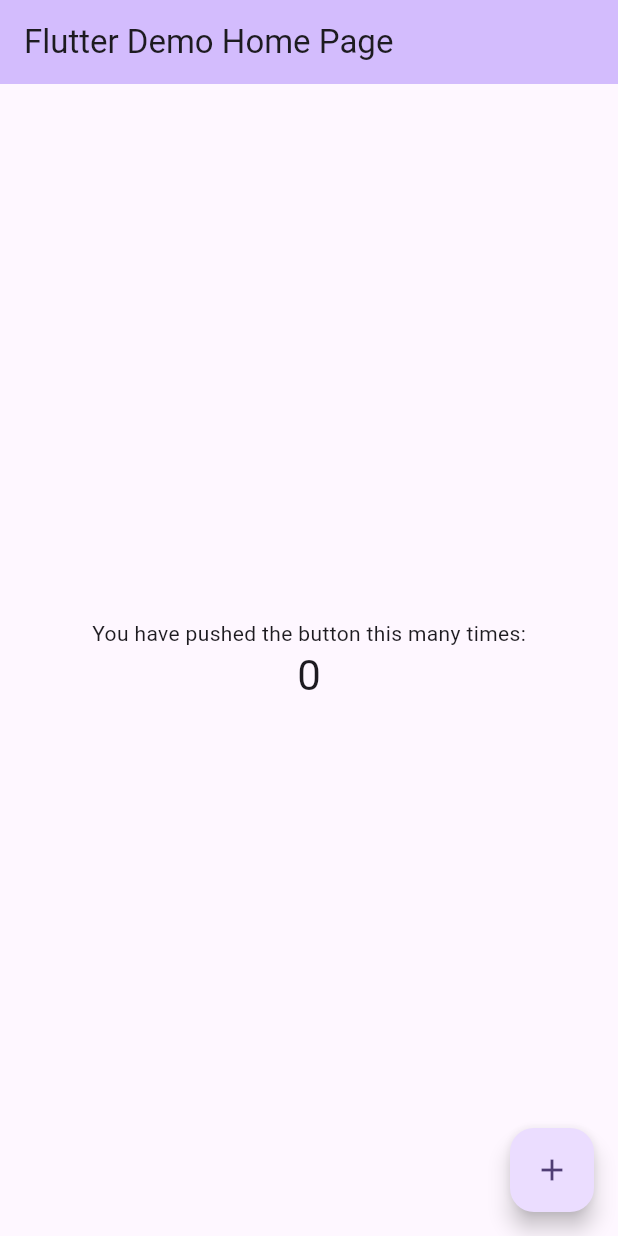
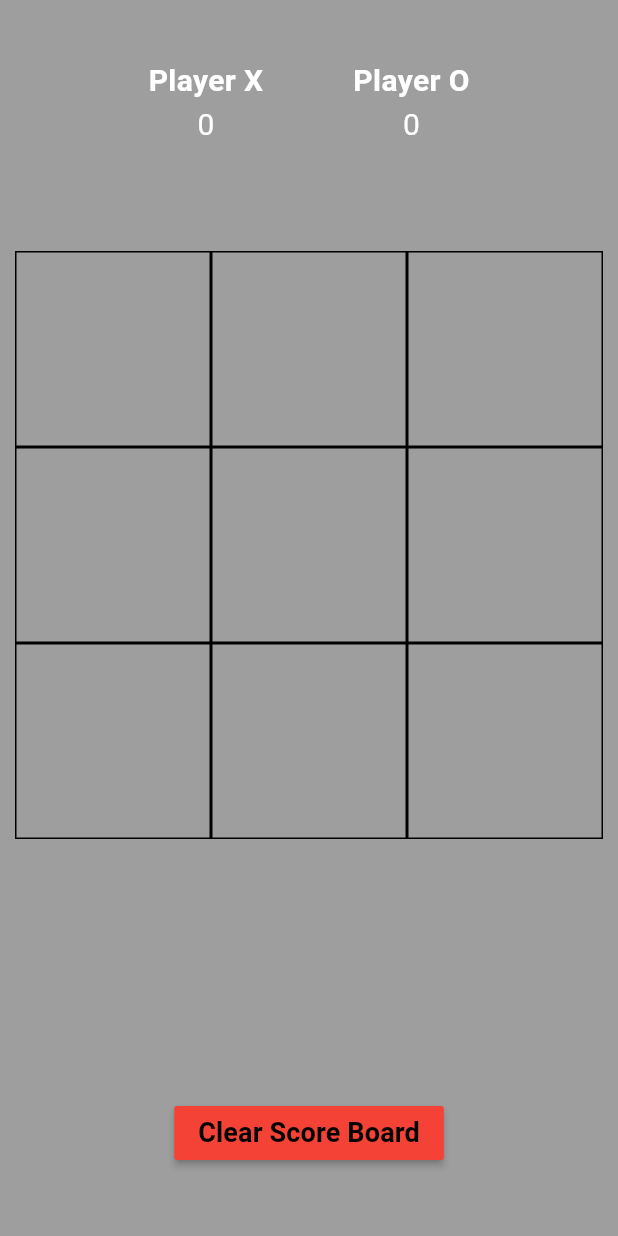
Before and after one commit to AhmedAElghareeb/Tic-Tac-Toe, a Flutter app: the screen it shows after launch, on a phone screen of 412 x 824 dp. Run offline on Flutter 3.47's test engine with Material 3 defaults, Android fonts, the phone set to English and light mode, and no system bars.

Commit message:
Game Done

```diff
--- /dev/null
+++ b/lib/design/upper_title.dart
@@ -0,0 +1,59 @@
+import 'package:flutter/material.dart';
+
+class UpperTitle extends StatelessWidget {
+  const UpperTitle({
+    super.key,
+    required this.xScore,
+    required this.oScore,
+  });
+
+  final int xScore;
+  final int oScore;
+
+  @override
+  Widget build(BuildContext context) {
+    return Expanded(
+      child: Row(
+        mainAxisAlignment: MainAxisAlignment.center,
+        children: [
+          Padding(
+            padding: const EdgeInsets.all(30.0),
+            child: Column(
+              mainAxisAlignment: MainAxisAlignment.center,
+              children: [
+                const Text(
+                  'Player X',
+                  style: TextStyle(
+                      fontSize: 20,
+                      fontWeight: FontWeight.bold,
+                      color: Colors.white),
+                ),
+                Text(
+                  xScore.toString(),
+                  style: const TextStyle(fontSize: 20, color: Colors.white),
+                ),
+              ],
+            ),
+          ),
+          Padding(
+            padding: const EdgeInsets.all(30.0),
+            child: Column(
+              mainAxisAlignment: MainAxisAlignment.center,
+              children: [
+                const Text('Player O',
+                    style: TextStyle(
+                        fontSize: 20,
+                        fontWeight: FontWeight.bold,
+                        color: Colors.white)),
+                Text(
+                  oScore.toString(),
+                  style: const TextStyle(fontSize: 20, color: Colors.white),
+                ),
+              ],
+            ),
+          ),
+        ],
+      ),
+    );
+  }
+}
--- a/lib/main.dart
+++ b/lib/main.dart
@@ -1,125 +1,19 @@
 import 'package:flutter/material.dart';
 
-void main() {
-  runApp(const MyApp());
-}
+import 'views/home.dart';
+
+void main() => runApp(
+      const MyApp(),
+    );
 
 class MyApp extends StatelessWidget {
   const MyApp({super.key});
 
-  // This widget is the root of your application.
   @override
   Widget build(BuildContext context) {
     return MaterialApp(
-      title: 'Flutter Demo',
-      theme: ThemeData(
-        // This is the theme of your application.
-        //
-        // TRY THIS: Try running your application with "flutter run". You'll see
-        // the application has a purple toolbar. Then, without quitting the app,
-        // try changing the seedColor in the colorScheme below to Colors.green
-        // and then invoke "hot reload" (save your changes or press the "hot
-        // reload" button in a Flutter-supported IDE, or press "r" if you used
-        // the command line to start the app).
-        //
-        // Notice that the counter didn't reset back to zero; the application
-        // state is not lost during the reload. To reset the state, use hot
-        // restart instead.
-        //
-        // This works for code too, not just values: Most code changes can be
-        // tested with just a hot reload.
-        colorScheme: ColorScheme.fromSeed(seedColor: Colors.deepPurple),
-        useMaterial3: true,
-      ),
-      home: const MyHomePage(title: 'Flutter Demo Home Page'),
+      debugShowCheckedModeBanner: false,
+      home: HomeView(),
     );
   }
 }
-
-class MyHomePage extends StatefulWidget {
-  const MyHomePage({super.key, required this.title});
-
-  // This widget is the home page of your application. It is stateful, meaning
-  // that it has a State object (defined below) that contains fields that affect
-  // how it looks.
-
-  // This class is the configuration for the state. It holds the values (in this
-  // case the title) provided by the parent (in this case the App widget) and
-  // used by the build method of the State. Fields in a Widget subclass are
-  // always marked "final".
-
-  final String title;
-
-  @override
-  State<MyHomePage> createState() => _MyHomePageState();
-}
-
-class _MyHomePageState extends State<MyHomePage> {
-  int _counter = 0;
-
-  void _incrementCounter() {
-    setState(() {
-      // This call to setState tells the Flutter framework that something has
-      // changed in this State, which causes it to rerun the build method below
-      // so that the display can reflect the updated values. If we changed
-      // _counter without calling setState(), then the build method would not be
-      // called again, and so nothing would appear to happen.
-      _counter++;
-    });
-  }
-
-  @override
-  Widget build(BuildContext context) {
-    // This method is rerun every time setState is called, for instance as done
-    // by the _incrementCounter method above.
-    //
-    // The Flutter framework has been optimized to make rerunning build methods
-    // fast, so that you can just rebuild anything that needs updating rather
-    // than having to individually change instances of widgets.
-    return Scaffold(
-      appBar: AppBar(
-        // TRY THIS: Try changing the color here to a specific color (to
-        // Colors.amber, perhaps?) and trigger a hot reload to see the AppBar
-        // change color while the other colors stay the same.
-        backgroundColor: Theme.of(context).colorScheme.inversePrimary,
-        // Here we take the value from the MyHomePage object that was created by
-        // the App.build method, and use it to set our appbar title.
-        title: Text(widget.title),
-      ),
-      body: Center(
-        // Center is a layout widget. It takes a single child and positions it
-        // in the middle of the parent.
-        child: Column(
-          // Column is also a layout widget. It takes a list of children and
-          // arranges them vertically. By default, it sizes itself to fit its
-          // children horizontally, and tries to be as tall as its parent.
-          //
-          // Column has various properties to control how it sizes itself and
-          // how it positions its children. Here we use mainAxisAlignment to
-          // center the children vertically; the main axis here is the vertical
-          // axis because Columns are vertical (the cross axis would be
-          // horizontal).
-          //
-          // TRY THIS: Invoke "debug painting" (choose the "Toggle Debug Paint"
-          // action in the IDE, or press "p" in the console), to see the
-          // wireframe for each widget.
-          mainAxisAlignment: MainAxisAlignment.center,
-          children: <Widget>[
-            const Text(
-              'You have pushed the button this many times:',
-            ),
-            Text(
-              '$_counter',
-              style: Theme.of(context).textTheme.headlineMedium,
-            ),
-          ],
-        ),
-      ),
-      floatingActionButton: FloatingActionButton(
-        onPressed: _incrementCounter,
-        tooltip: 'Increment',
-        child: const Icon(Icons.add),
-      ), // This trailing comma makes auto-formatting nicer for build methods.
-    );
-  }
-}
--- /dev/null
+++ b/lib/views/home.dart
@@ -0,0 +1,238 @@
+import 'package:flutter/material.dart';
+
+import '../design/upper_title.dart';
+
+class HomeView extends StatefulWidget {
+  const HomeView({super.key});
+
+  @override
+  HomeViewState createState() => HomeViewState();
+}
+
+class HomeViewState extends State<HomeView> {
+  bool oTurn = true;
+
+  List<String> displayElement = [
+    '',
+    '',
+    '',
+    '',
+    '',
+    '',
+    '',
+    '',
+    '',
+  ];
+  int oScore = 0;
+  int xScore = 0;
+  int filledBoxes = 0;
+
+  @override
+  Widget build(BuildContext context) {
+    return Scaffold(
+      backgroundColor: Colors.grey,
+      body: Column(
+        children: [
+          UpperTitle(
+            xScore: xScore,
+            oScore: oScore,
+          ),
+          Expanded(
+            flex: 4,
+            child: GridView.builder(
+                itemCount: 9,
+                padding: const EdgeInsetsDirectional.symmetric(
+                  horizontal: 10,
+                  vertical: 30,
+                ),
+                gridDelegate: const SliverGridDelegateWithFixedCrossAxisCount(
+                  crossAxisCount: 3,
+                ),
+                itemBuilder: (BuildContext context, int index) {
+                  return GestureDetector(
+                    onTap: () {
+                      tapped(index);
+                    },
+                    child: Container(
+                      decoration: BoxDecoration(
+                        border: Border.all(
+                          color: Colors.black,
+                        ),
+                      ),
+                      child: Center(
+                        child: Text(
+                          displayElement[index],
+                          style: const TextStyle(
+                            color: Colors.white,
+                            fontSize: 35,
+                          ),
+                        ),
+                      ),
+                    ),
+                  );
+                }),
+          ),
+          Expanded(
+            child: Row(
+              mainAxisAlignment: MainAxisAlignment.center,
+              children: [
+                MaterialButton(
+                  color: Colors.red,
+                  textColor: Colors.black,
+                  onPressed: clearScoreBoard,
+                  child: const Text(
+                    "Clear Score Board",
+                    style: TextStyle(
+                      fontSize: 18,
+                      fontWeight: FontWeight.bold,
+                    ),
+                  ),
+                ),
+              ],
+            ),
+          ),
+        ],
+      ),
+    );
+  }
+
+  void tapped(int index) {
+    setState(() {
+      if (oTurn && displayElement[index] == '') {
+        displayElement[index] = 'O';
+        filledBoxes++;
+      } else if (!oTurn && displayElement[index] == '') {
+        displayElement[index] = 'X';
+        filledBoxes++;
+      }
+
+      oTurn = !oTurn;
+      checkWinner();
+    });
+  }
+
+  void checkWinner() {
+    // Checking rows
+    if (displayElement[0] == displayElement[1] &&
+        displayElement[0] == displayElement[2] &&
+        displayElement[0] != '') {
+      showWinDialog(displayElement[0]);
+    }
+    if (displayElement[3] == displayElement[4] &&
+        displayElement[3] == displayElement[5] &&
+        displayElement[3] != '') {
+      showWinDialog(displayElement[3]);
+    }
+    if (displayElement[6] == displayElement[7] &&
+        displayElement[6] == displayElement[8] &&
+        displayElement[6] != '') {
+      showWinDialog(displayElement[6]);
+    }
+
+    // Checking Column
+    if (displayElement[0] == displayElement[3] &&
+        displayElement[0] == displayElement[6] &&
+        displayElement[0] != '') {
+      showWinDialog(displayElement[0]);
+    }
+    if (displayElement[1] == displayElement[4] &&
+        displayElement[1] == displayElement[7] &&
+        displayElement[1] != '') {
+      showWinDialog(displayElement[1]);
+    }
+    if (displayElement[2] == displayElement[5] &&
+        displayElement[2] == displayElement[8] &&
+        displayElement[2] != '') {
+      showWinDialog(displayElement[2]);
+    }
+
+    // Checking Diagonal
+    if (displayElement[0] == displayElement[4] &&
+        displayElement[0] == displayElement[8] &&
+        displayElement[0] != '') {
+      showWinDialog(displayElement[0]);
+    }
+    if (displayElement[2] == displayElement[4] &&
+        displayElement[2] == displayElement[6] &&
+        displayElement[2] != '') {
+      showWinDialog(displayElement[2]);
+    } else if (filledBoxes == 9) {
+      showDrawDialog();
+    }
+  }
+
+  void showWinDialog(String winner) {
+    showDialog(
+        barrierDismissible: false,
+        context: context,
+        builder: (BuildContext context) {
+          return AlertDialog(
+            title: Text(
+              "\" $winner \" is Winner!!!",
+            ),
+            actions: [
+              MaterialButton(
+                child: const Text(
+                  "Play Again",
+                ),
+                onPressed: () {
+                  clearBoard();
+                  Navigator.of(context).pop();
+                },
+              )
+            ],
+          );
+        });
+
+    if (winner == 'O') {
+      oScore++;
+    } else if (winner == 'X') {
+      xScore++;
+    }
+  }
+
+  void showDrawDialog() {
+    showDialog(
+        barrierDismissible: false,
+        context: context,
+        builder: (BuildContext context) {
+          return AlertDialog(
+            title: const Text(
+              "Draw \n No Winner Founded!!",
+            ),
+            actions: [
+              MaterialButton(
+                child: const Text(
+                  "Play Again",
+                ),
+                onPressed: () {
+                  clearBoard();
+                  Navigator.of(context).pop();
+                },
+              )
+            ],
+          );
+        });
+  }
+
+  void clearBoard() {
+    setState(() {
+      for (int i = 0; i < 9; i++) {
+        displayElement[i] = '';
+      }
+    });
+
+    filledBoxes = 0;
+  }
+
+  void clearScoreBoard() {
+    setState(() {
+      xScore = 0;
+      oScore = 0;
+      for (int i = 0; i < 9; i++) {
+        displayElement[i] = '';
+      }
+    });
+    filledBoxes = 0;
+  }
+}
```
Also changed, not shown: 1 other file.
